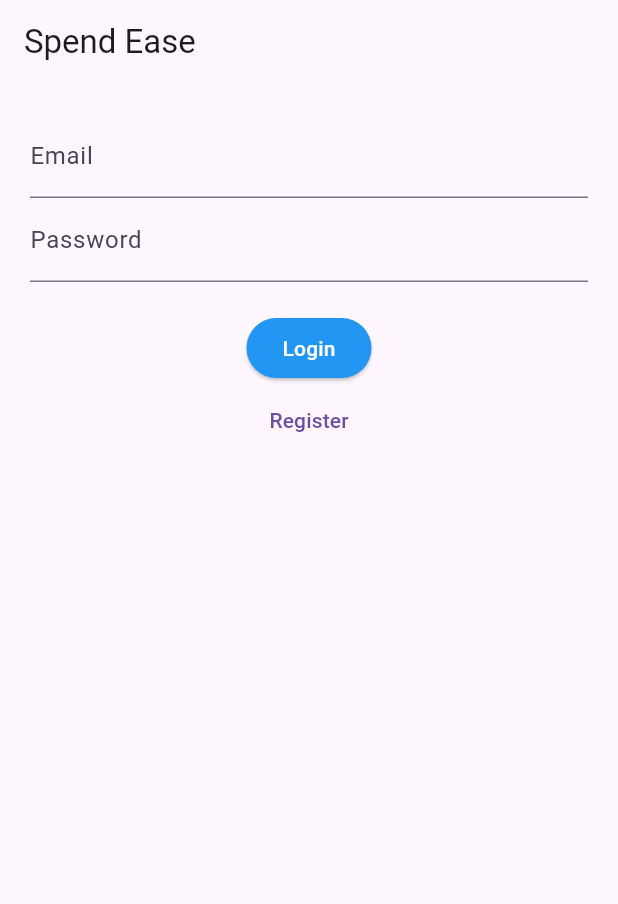
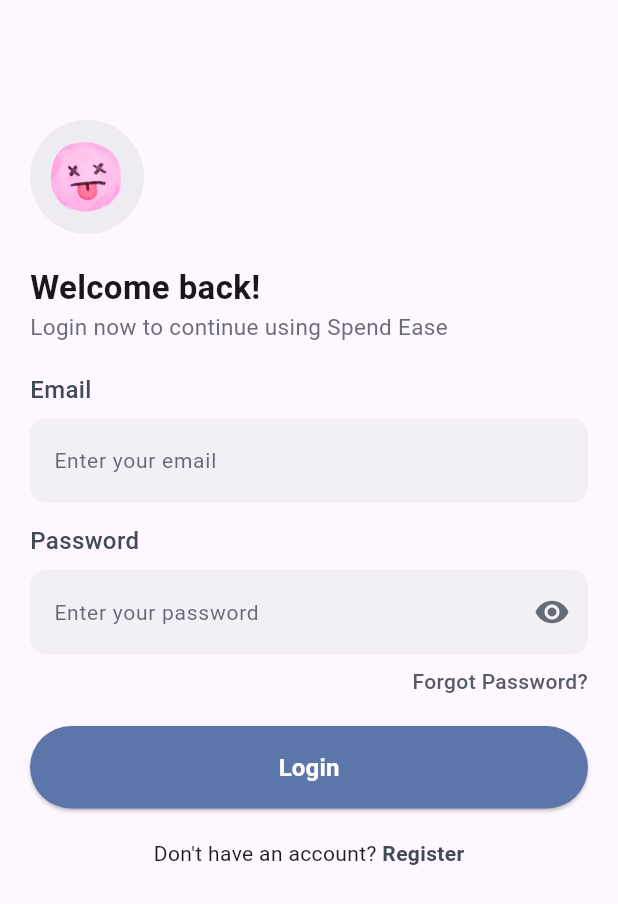
Before and after one commit to deekshatw/spend-wise-flutter, a Flutter app: the screen it shows after launch, on a phone screen of 412 x 824 dp. Shown: the top 904 px of the screen. Run offline on Flutter 3.47's test engine with Material 3 defaults, Android fonts, the phone set to English and light mode, and no system bars; our stand-ins replace bloc, flutter_bloc, shared_preferences.

Commit message:
feat: auth complete

```diff
--- /dev/null
+++ b/devtools_options.yaml
@@ -0,0 +1,3 @@
+description: This file stores settings for Dart & Flutter DevTools.
+documentation: https://docs.flutter.dev/tools/devtools/extensions#configure-extension-enablement-states
+extensions:
--- /dev/null
+++ b/lib/core/utils/assets.dart
@@ -0,0 +1,5 @@
+class Assets {
+  static const String deadPNG = 'assets/images/dead.png';
+  static const String numbPNG = 'assets/images/numb.png';
+  static const String shockedPNG = 'assets/images/shocked.png';
+}
--- /dev/null
+++ b/lib/core/utils/colors.dart
@@ -0,0 +1,14 @@
+import 'package:flutter/material.dart';
+
+class AppColors {
+  static const Color charcoal = Color(0xFF424B54);
+  static const Color gray = Color(0xFF93A8AC);
+  static const Color white = Color(0xFFFFFFFF);
+  static const Color orchidPink = Color(0xFFE2B4BD);
+  static const Color roseTaupe = Color(0xFF9B6A6C);
+  static const Color primary = Color(0xFF5D76A9);
+
+  // 122C34
+
+  // 31493C
+}
--- /dev/null
+++ b/lib/core/widgets/label_widget.dart
@@ -0,0 +1,22 @@
+import 'package:flutter/material.dart';
+import 'package:spend_wise/core/utils/colors.dart';
+
+class LabelWidget extends StatelessWidget {
+  final String label;
+  const LabelWidget({super.key, required this.label});
+
+  @override
+  Widget build(BuildContext context) {
+    return Padding(
+      padding: const EdgeInsets.symmetric(vertical: 8),
+      child: Text(
+        label,
+        style: TextStyle(
+          color: AppColors.charcoal,
+          fontSize: 16,
+          fontWeight: FontWeight.w500,
+        ),
+      ),
+    );
+  }
+}
--- /dev/null
+++ b/lib/core/widgets/primary_button.dart
@@ -0,0 +1,31 @@
+import 'package:flutter/material.dart';
+import 'package:spend_wise/core/utils/colors.dart';
+
+class PrimaryButton extends StatelessWidget {
+  final String label;
+  final VoidCallback? onTap;
+
+  const PrimaryButton({super.key, required this.label, this.onTap});
+
+  @override
+  Widget build(BuildContext context) {
+    return SizedBox(
+      width: double.infinity,
+      child: ElevatedButton(
+        style: ElevatedButton.styleFrom(
+          backgroundColor: AppColors.primary,
+          padding: const EdgeInsets.all(16),
+        ),
+        onPressed: onTap,
+        child: Text(
+          label,
+          style: const TextStyle(
+            color: Colors.white,
+            fontSize: 16,
+            fontWeight: FontWeight.bold,
+          ),
+        ),
+      ),
+    );
+  }
+}
--- /dev/null
+++ b/lib/core/widgets/text_field_widget.dart
@@ -0,0 +1,61 @@
+import 'package:flutter/material.dart';
+import 'package:spend_wise/core/utils/colors.dart';
+
+class TextFieldWidget extends StatefulWidget {
+  final TextEditingController controller;
+  final String label;
+  final bool isPassword;
+  final String? Function(String?)? validator;
+
+  const TextFieldWidget({
+    super.key,
+    required this.controller,
+    required this.label,
+    required this.isPassword,
+    this.validator,
+  });
+
+  @override
+  _TextFieldWidgetState createState() => _TextFieldWidgetState();
+}
+
+class _TextFieldWidgetState extends State<TextFieldWidget> {
+  bool _isObscured = true;
+
+  @override
+  Widget build(BuildContext context) {
+    return TextFormField(
+      controller: widget.controller,
+      obscureText: widget.isPassword ? _isObscured : false,
+      validator: widget.validator,
+      decoration: InputDecoration(
+        labelText: widget.label,
+        labelStyle: TextStyle(
+          color: AppColors.charcoal.withOpacity(0.8),
+          fontSize: 14,
+        ),
+        filled: true,
+        floatingLabelBehavior: FloatingLabelBehavior.never,
+        fillColor: AppColors.gray.withOpacity(0.1),
+        border: OutlineInputBorder(
+          borderRadius: BorderRadius.circular(10.0),
+          borderSide: BorderSide.none,
+        ),
+        suffixIcon: widget.isPassword
+            ? IconButton(
+                icon: Icon(
+                  _isObscured ? Icons.visibility : Icons.visibility_off,
+                  color: AppColors.charcoal
+                      .withOpacity(0.8), // Adjusted color for better visibility
+                ),
+                onPressed: () {
+                  setState(() {
+                    _isObscured = !_isObscured;
+                  });
+                },
+              )
+            : null,
+      ),
+    );
+  }
+}
--- a/lib/features/auth/presentation/screens/login_screen.dart
+++ b/lib/features/auth/presentation/screens/login_screen.dart
@@ -1,5 +1,10 @@
 import 'package:flutter/material.dart';
 import 'package:flutter_bloc/flutter_bloc.dart';
+import 'package:spend_wise/core/utils/assets.dart';
+import 'package:spend_wise/core/utils/colors.dart';
+import 'package:spend_wise/core/widgets/label_widget.dart';
+import 'package:spend_wise/core/widgets/primary_button.dart';
+import 'package:spend_wise/core/widgets/text_field_widget.dart';
 import 'package:spend_wise/features/auth/bloc/auth_bloc.dart';
 import 'package:spend_wise/features/auth/presentation/screens/register_screen.dart';
 import 'package:spend_wise/features/home/presentation/screens/home_screen.dart';
@@ -13,15 +18,16 @@ class LoginScreen extends StatefulWidget {
 
 class _LoginScreenState extends State<LoginScreen> {
   AuthBloc bloc = AuthBloc();
-  TextEditingController _emailController = TextEditingController();
-  TextEditingController _passwordController = TextEditingController();
+  final TextEditingController _emailController = TextEditingController();
+  final TextEditingController _passwordController = TextEditingController();
+  final _formKey = GlobalKey<FormState>();
 
   @override
   Widget build(BuildContext context) {
     return Scaffold(
-      appBar: AppBar(
-        title: const Text('Spend Ease'),
-      ),
+      // appBar: AppBar(
+      //   title: const Text('Spend Ease'),
+      // ),
       body: BlocConsumer<AuthBloc, AuthState>(
         bloc: bloc,
         listenWhen: (previous, current) => current is AuthActionState,
@@ -34,53 +40,54 @@ class _LoginScreenState extends State<LoginScreen> {
         },
         builder: (context, state) {
           if (state is AuthSuccessState) {
-            return Padding(
-              padding: const EdgeInsets.all(20.0),
-              child: Column(
-                children: [
-                  TextField(
-                    controller: _emailController,
-                    decoration: const InputDecoration(
-                      labelText: 'Email',
-                    ),
-                  ),
-                  TextField(
-                    controller: _passwordController,
-                    decoration: const InputDecoration(
-                      labelText: 'Password',
-                    ),
-                  ),
-                  const SizedBox(height: 20),
-                  ElevatedButton(
-                    style: ElevatedButton.styleFrom(
-                      backgroundColor: Colors.blue,
-                    ),
-                    onPressed: () {
-                      bloc.add(AuthLoginEvent(
-                        _emailController.text,
-                        _passwordController.text,
-                        context,
-                      ));
-                    },
-                    child: const Text(
-                      'Login',
-                      style: TextStyle(
-                        color: Colors.white,
-                      ),
-                    ),
-                  ),
-                  TextButton(
-                    onPressed: () {
-                      Navigator.push(
-                          context,
-                          MaterialPageRoute(
-                              builder: (_) => const RegisterScreen()));
-                    },
-                    child: const Text('Register'),
-                  ),
-                ],
-              ),
-            );
+            // return Padding(
+            //   padding: const EdgeInsets.all(20.0),
+            //   child: Column(
+            //     children: [
+            //       TextField(
+            //         controller: _emailController,
+            //         decoration: const InputDecoration(
+            //           labelText: 'Email',
+            //         ),
+            //       ),
+            //       TextField(
+            //         controller: _passwordController,
+            //         decoration: const InputDecoration(
+            //           labelText: 'Password',
+            //         ),
+            //       ),
+            //       const SizedBox(height: 20),
+            //       ElevatedButton(
+            //         style: ElevatedButton.styleFrom(
+            //           backgroundColor: Colors.blue,
+            //         ),
+            //         onPressed: () {
+            //           bloc.add(AuthLoginEvent(
+            //             _emailController.text,
+            //             _passwordController.text,
+            //             context,
+            //           ));
+            //         },
+            //         child: const Text(
+            //           'Login',
+            //           style: TextStyle(
+            //             color: Colors.white,
+            //           ),
+            //         ),
+            //       ),
+            //       TextButton(
+            //         onPressed: () {
+            //           Navigator.push(
+            //               context,
+            //               MaterialPageRoute(
+            //                   builder: (_) => const RegisterScreen()));
+            //         },
+            //         child: const Text('Register'),
+            //       ),
+            //     ],
+            //   ),
+            // );
+            return const SizedBox();
           } else if (state is AuthLoadingState) {
             return const Center(child: CircularProgressIndicator());
           } else if (state is AuthErrorState) {
@@ -88,51 +95,144 @@ class _LoginScreenState extends State<LoginScreen> {
               child: Text(state.message),
             );
           } else {
-            return Padding(
+            return SafeArea(
+              child: SingleChildScrollView(
+                child: Padding(
                   padding: const EdgeInsets.all(20.0),
                   child: Column(
+                    crossAxisAlignment: CrossAxisAlignment.start,
                     children: [
-                  TextField(
-                    controller: _emailController,
-                    decoration: const InputDecoration(
-                      labelText: 'Email',
+                      const SizedBox(
+                        height: 60,
+                      ),
+                      Container(
+                        padding: const EdgeInsets.all(8),
+                        decoration: BoxDecoration(
+                          color: Colors.blueGrey.withOpacity(0.1),
+                          shape: BoxShape.circle,
+                        ),
+                        child: Image.asset(
+                          height: 60,
+                          width: 60,
+                          Assets.deadPNG,
                         ),
                       ),
-                  TextField(
-                    controller: _passwordController,
-                    decoration: const InputDecoration(
-                      labelText: 'Password',
+                      const SizedBox(
+                        height: 20,
+                      ),
+                      Text(
+                        'Welcome back!',
+                        style: TextStyle(
+                          fontSize: 22,
+                          fontWeight: FontWeight.bold,
+                          color: Colors.black.withOpacity(0.9),
                         ),
                       ),
+                      SizedBox(
+                        width: MediaQuery.of(context).size.width * 0.8,
+                        child: Text(
+                          'Login now to continue using Spend Ease',
+                          style: TextStyle(
+                            fontSize: 15,
+                            fontWeight: FontWeight.w400,
+                            color: AppColors.charcoal.withOpacity(0.8),
+                          ),
+                        ),
+                      ),
+                      const SizedBox(
+                        height: 12,
+                      ),
+                      Form(
+                        key: _formKey,
+                        child: Column(
+                          crossAxisAlignment: CrossAxisAlignment.start,
+                          children: [
+                            const LabelWidget(label: 'Email'),
+                            TextFieldWidget(
+                              controller: _emailController,
+                              label: 'Enter your email',
+                              isPassword: false,
+                              validator: (val) {
+                                return RegExp(
+                                            r"^[a-zA-Z0-9+_.-]+@[a-zA-Z0-9.-]+$")
+                                        .hasMatch(val!)
+                                    ? null
+                                    : 'Please provide a valid email';
+                              },
+                            ),
+                            const SizedBox(
+                              height: 6,
+                            ),
+                            const LabelWidget(label: 'Password'),
+                            TextFieldWidget(
+                              controller: _passwordController,
+                              label: 'Enter your password',
+                              isPassword: true,
+                              validator: (val) {
+                                return val!.isEmpty || val.length < 8
+                                    ? 'Password must be at least 8 characters'
+                                    : null;
+                              },
+                            ),
+                          ],
+                        ),
+                      ),
+                      const SizedBox(height: 8),
+                      Row(
+                        mainAxisAlignment: MainAxisAlignment.end,
+                        children: [
+                          InkWell(
+                            onTap: () {},
+                            child: Text(
+                              'Forgot Password?',
+                              style: TextStyle(
+                                color: AppColors.charcoal.withOpacity(0.9),
+                                fontSize: 14,
+                                fontWeight: FontWeight.w500,
+                              ),
+                            ),
+                          ),
+                        ],
+                      ),
                       const SizedBox(height: 20),
-                  ElevatedButton(
-                    style: ElevatedButton.styleFrom(
-                      backgroundColor: Colors.blue,
-                    ),
-                    onPressed: () {
+                      PrimaryButton(
+                        label: 'Login',
+                        onTap: () {
+                          if ((_formKey.currentState!.validate())) {
                             bloc.add(AuthLoginEvent(
                               _emailController.text,
                               _passwordController.text,
                               context,
                             ));
+                          }
                         },
-                    child: const Text(
-                      'Login',
-                      style: TextStyle(
-                        color: Colors.white,
                       ),
-                    ),
-                  ),
-                  TextButton(
-                    onPressed: () {
+                      const SizedBox(height: 20),
+                      Row(
+                        mainAxisAlignment: MainAxisAlignment.center,
+                        children: [
+                          Text('Don\'t have an account? '),
+                          InkWell(
+                            onTap: () {
                               Navigator.push(
                                   context,
                                   MaterialPageRoute(
                                       builder: (_) => const RegisterScreen()));
                             },
-                    child: const Text('Register'),
+                            child: const Text(
+                              'Register',
+                              style: TextStyle(
+                                color: AppColors.charcoal,
+                                fontSize: 14,
+                                fontWeight: FontWeight.w600,
+                              ),
+                            ),
                           ),
                         ],
+                      ),
+                    ],
+                  ),
+                ),
               ),
             );
           }
--- a/lib/main.dart
+++ b/lib/main.dart
@@ -4,5 +4,6 @@ import 'package:spend_wise/features/splash/splash_screen.dart';
 void main() {
   runApp(const MaterialApp(
     home: SplashScreen(),
+    debugShowCheckedModeBanner: false,
   ));
 }
--- a/pubspec.yaml
+++ b/pubspec.yaml
@@ -38,6 +38,7 @@ dependencies:
   bloc: ^8.1.4
   flutter_bloc: ^8.1.6
   http: ^1.2.2
+  shared_preferences: ^2.3.2
 
 dev_dependencies:
   flutter_test:
@@ -62,9 +63,8 @@ flutter:
   uses-material-design: true
 
   # To add assets to your application, add an assets section, like this:
-  # assets:
-  #   - images/a_dot_burr.jpeg
-  #   - images/a_dot_ham.jpeg
+  assets:
+    - assets/images/
 
   # An image asset can refer to one or more resolution-specific "variants", see
   # https://flutter.dev/assets-and-images/#resolution-aware
```
Also changed, not shown: lib/core/shared_prefs/shared_prefs.dart (added, +72 -0 lines), lib/features/auth/presentation/screens/register_screen.dart (+117 -116 lines), lib/features/auth/repository/auth_repo.dart (+7 -1 lines), lib/features/splash/splash_screen.dart (+11 -1 lines), assets/images/dead.png (added), assets/images/numb.png (added), assets/images/shocked.png (added), pubspec.lock, 6 other files. Lines whose indentation alone changed are shown as unchanged.
